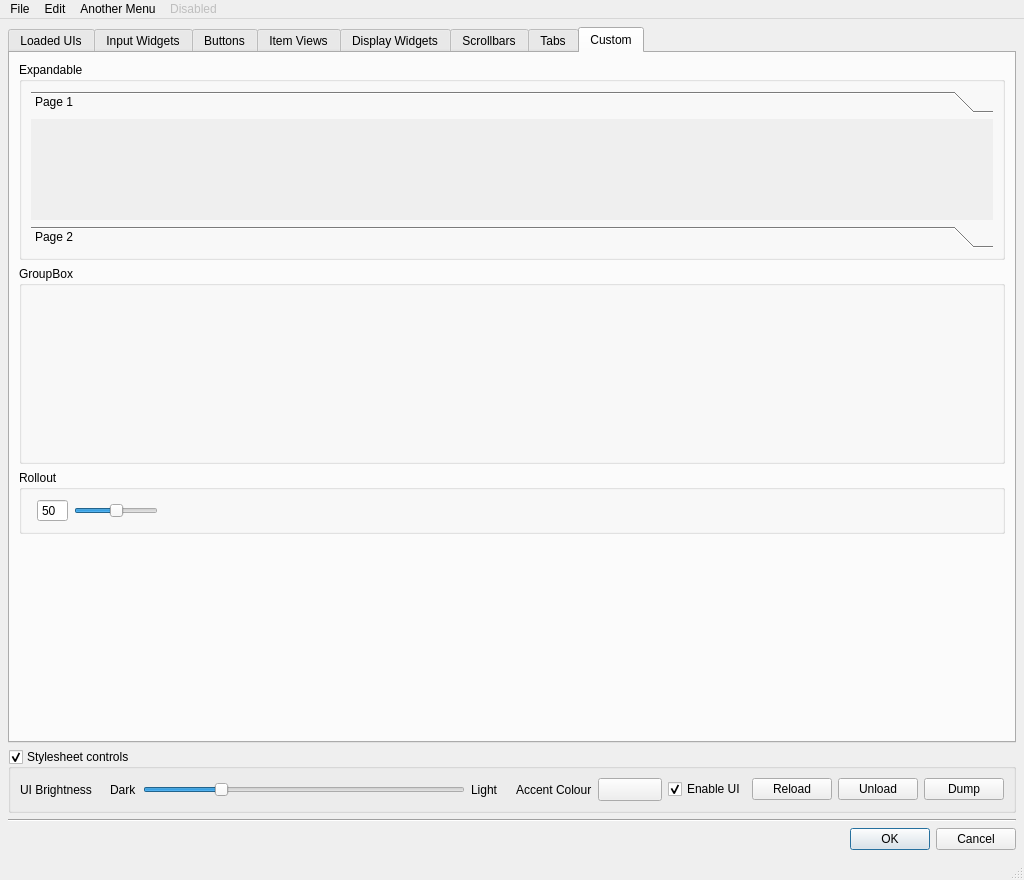
Old version of the form src/forms/style_test.ui in the repository mjbonnington/uistyle.
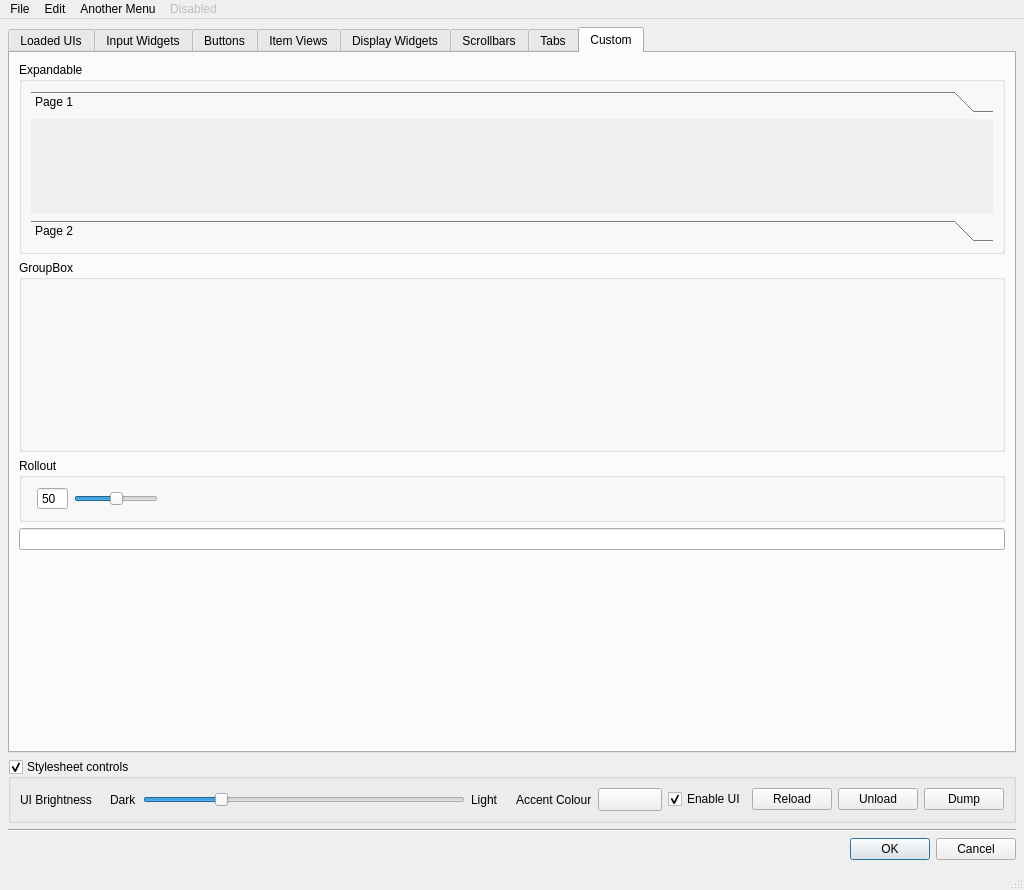
New version of the form. The open tabs and pages were chosen to show the change.

```diff
--- a/src/forms/style_test.ui
+++ b/src/forms/style_test.ui
@@ -7,7 +7,7 @@
     <x>0</x>
     <y>0</y>
     <width>1024</width>
-    <height>880</height>
+    <height>890</height>
    </rect>
   </property>
   <property name="windowTitle">
@@ -2473,8 +2473,8 @@
                <rect>
                 <x>0</x>
                 <y>0</y>
-                <width>964</width>
-                <height>78</height>
+                <width>960</width>
+                <height>66</height>
                </rect>
               </property>
               <attribute name="label">
@@ -2577,6 +2577,40 @@
           </layout>
          </widget>
         </item>
+        <item>
+         <widget class="QFrame" name="thumbnail_frame">
+          <property name="lineWidth">
+           <number>0</number>
+          </property>
+          <layout class="QVBoxLayout" name="thumbnail_verticalLayout">
+           <property name="spacing">
+            <number>0</number>
+           </property>
+           <property name="leftMargin">
+            <number>0</number>
+           </property>
+           <property name="topMargin">
+            <number>0</number>
+           </property>
+           <property name="rightMargin">
+            <number>0</number>
+           </property>
+           <property name="bottomMargin">
+            <number>0</number>
+           </property>
+           <item>
+            <widget class="QLineEdit" name="thumbnail_lineEdit">
+             <property name="text">
+              <string/>
+             </property>
+             <property name="xmlTag" stdset="0">
+              <string>thumbnail</string>
+             </property>
+            </widget>
+           </item>
+          </layout>
+         </widget>
+        </item>
         <item>
          <spacer name="verticalSpacer">
           <property name="orientation">
```
Left out of the diff: 24 changed lines with no effect on the pictures.
